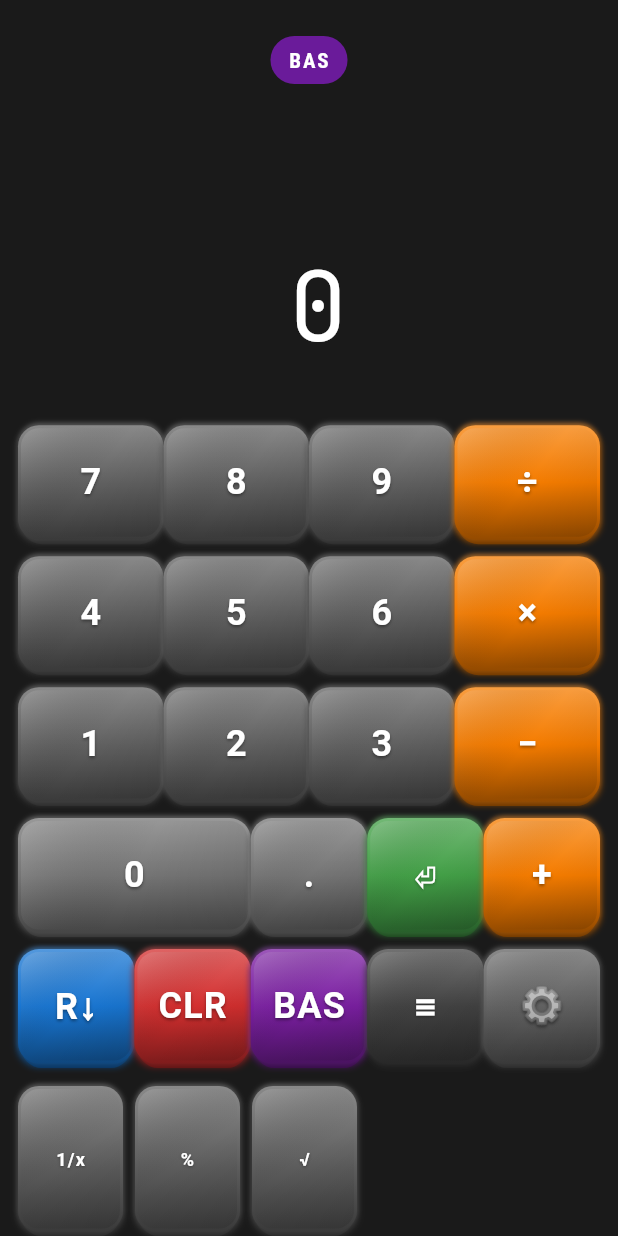
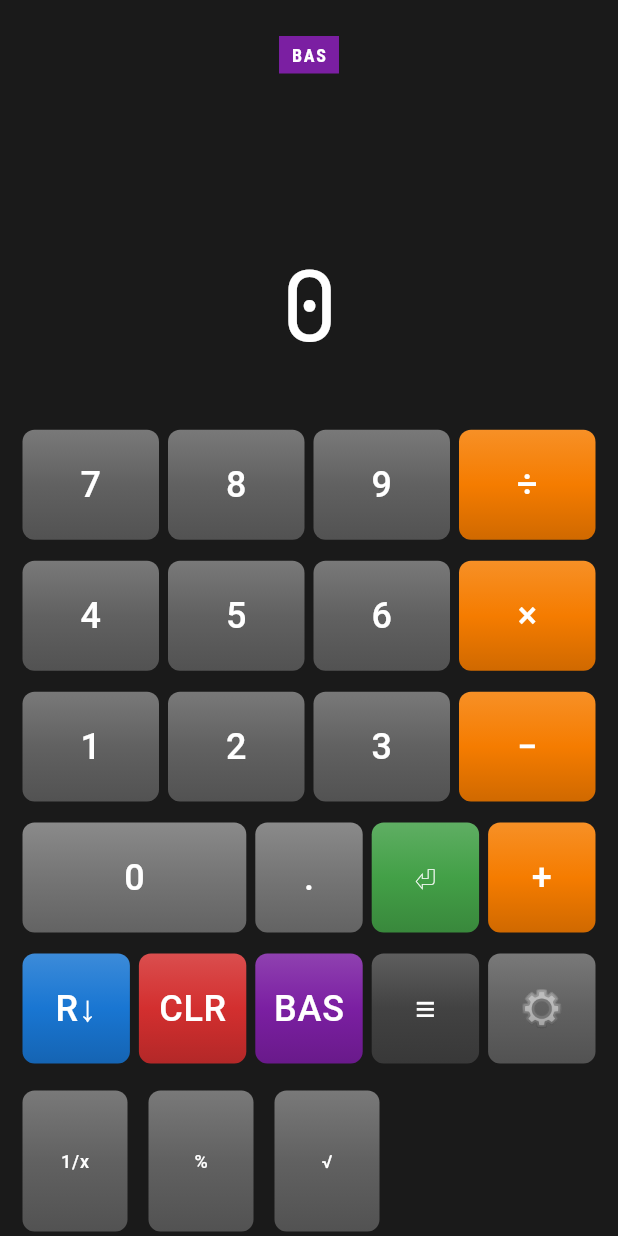
Before and after one commit to x0prc/PSCalc, a Flutter app: the screen it shows after launch, on a phone screen of 412 x 824 dp. Run offline on Flutter 3.47's test engine with Material 3 defaults, Android fonts, the phone set to English and light mode, and no system bars; our stand-ins replace decimal, google_fonts, shared_preferences.

Commit message:
fix(UI) : obtain a flatter style #6

```diff
--- a/src/lib/features/calculator/presentation/widgets/calc_button.dart
+++ b/src/lib/features/calculator/presentation/widgets/calc_button.dart
@@ -1,7 +1,7 @@
 import 'package:flutter/material.dart';
 import 'package:google_fonts/google_fonts.dart';
 
-class CalcButton extends StatefulWidget {
+class CalcButton extends StatelessWidget {
   final String label;
   final VoidCallback? onTap;
   final VoidCallback? onLongPress;
@@ -20,178 +20,49 @@ class CalcButton extends StatefulWidget {
   });
 
   @override
-  State<CalcButton> createState() => _CalcButtonState();
-}
-
-class _CalcButtonState extends State<CalcButton>
-    with SingleTickerProviderStateMixin {
-  late AnimationController _controller;
-  late Animation<double> _scaleAnimation;
-  bool _isPressed = false;
-
-  @override
-  void initState() {
-    super.initState();
-    _controller = AnimationController(
-      duration: const Duration(milliseconds: 80),
-      vsync: this,
-    );
-    _scaleAnimation = Tween(
-      begin: 1.0,
-      end: 0.96,
-    ).animate(CurvedAnimation(parent: _controller, curve: Curves.easeOutCubic));
-  }
-
-  @override
-  void dispose() {
-    _controller.dispose();
-    super.dispose();
-  }
-
-  void _onTapDown(TapDownDetails details) {
-    setState(() => _isPressed = true);
-    _controller.forward();
-  }
-
-  void _onTapUp(TapUpDetails details) {
-    setState(() => _isPressed = false);
-    _controller.reverse().then((_) {
-      widget.onTap?.call();
-    });
-  }
-
-  void _onTapCancel() {
-    setState(() => _isPressed = false);
-    _controller.reverse();
-  }
-
-  @override
   Widget build(BuildContext context) {
-    final baseColor = widget.color ?? Colors.grey.shade700;
-    final highlightColor = Color.lerp(baseColor, Colors.white, 0.25)!;
-    final shadowColor = Color.lerp(baseColor, Colors.black, 0.4)!;
-    final deepShadowColor = Color.lerp(baseColor, Colors.black, 0.6)!;
+    final baseColor = color ?? Colors.grey.shade700;
+    final topColor = Color.lerp(baseColor, Colors.white, 0.15)!;
+    final bottomColor = Color.lerp(baseColor, Colors.black, 0.15)!;
 
     return GestureDetector(
-      onTapDown: widget.onTap != null ? _onTapDown : null,
-      onTapUp: widget.onTap != null ? _onTapUp : null,
-      onTapCancel: _onTapCancel,
-      onLongPress: widget.onLongPress,
-      child: AnimatedBuilder(
-        animation: _scaleAnimation,
-        builder: (context, child) {
-          return Transform.scale(
-            scale: _scaleAnimation.value,
-            child: SizedBox(
-              width: widget.size,
-              height: widget.size,
-              child: Stack(
-                children: [
-                  // Deep shadow layer (bottom)
-                  Positioned(
-                    top: 3,
-                    left: 2,
-                    right: 2,
-                    bottom: 0,
+      onTap: onTap,
+      onLongPress: onLongPress,
       child: Container(
+        width: size,
+        height: size,
+        margin: const EdgeInsets.all(3),
         decoration: BoxDecoration(
-                        color: deepShadowColor,
-                        borderRadius: BorderRadius.circular(14),
-                      ),
-                    ),
-                  ),
-
-                  // Main button body with beveled effect
-                  Positioned(
-                    top: 0,
-                    left: 0,
-                    right: 0,
-                    bottom: 3,
-                    child: Container(
-                      decoration: BoxDecoration(
-                        borderRadius: BorderRadius.circular(14),
+          borderRadius: BorderRadius.circular(8),
           gradient: LinearGradient(
             begin: Alignment.topCenter,
             end: Alignment.bottomCenter,
-                          colors: [highlightColor, baseColor, shadowColor],
+            colors: [topColor, baseColor, bottomColor],
             stops: const [0.0, 0.5, 1.0],
           ),
-                        boxShadow: [
-                          // Top highlight
-                          BoxShadow(
-                            color: highlightColor.withOpacity(0.6),
-                            offset: const Offset(0, -1),
-                            blurRadius: 2,
         ),
-                          // Side shadows
-                          BoxShadow(
-                            color: shadowColor.withOpacity(0.5),
-                            offset: const Offset(-1, 2),
-                            blurRadius: 3,
-                          ),
-                          BoxShadow(
-                            color: shadowColor.withOpacity(0.5),
-                            offset: const Offset(1, 2),
-                            blurRadius: 3,
-                          ),
-                        ],
-                      ),
-                      child: Container(
-                        margin: const EdgeInsets.all(2),
-                        decoration: BoxDecoration(
-                          borderRadius: BorderRadius.circular(12),
-                          gradient: LinearGradient(
-                            begin: Alignment.topLeft,
-                            end: Alignment.bottomRight,
-                            colors: [
-                              Colors.white.withOpacity(0.15),
-                              Colors.transparent,
-                              Colors.black.withOpacity(0.1),
-                            ],
-                          ),
-                        ),
+        child: Material(
+          color: Colors.transparent,
+          child: InkWell(
+            borderRadius: BorderRadius.circular(8),
+            onTap: onTap,
+            onLongPress: onLongPress,
+            splashColor: Colors.white24,
+            highlightColor: Colors.white10,
             child: Center(
               child: Text(
-                            widget.label,
+                label,
                 style: GoogleFonts.roboto(
-                              fontSize: widget.fontSize,
-                              fontWeight: FontWeight.w600,
+                  fontSize: fontSize,
+                  fontWeight: FontWeight.w500,
                   color: Colors.white,
-                              letterSpacing: 0.8,
-                              shadows: [
-                                Shadow(
-                                  color: Colors.black.withOpacity(0.4),
-                                  offset: const Offset(0, 1),
-                                  blurRadius: 2,
-                                ),
-                              ],
+                  letterSpacing: 0.5,
                 ),
               ),
             ),
           ),
         ),
       ),
-
-                  // Pressed state overlay
-                  if (_isPressed)
-                    Positioned(
-                      top: 0,
-                      left: 0,
-                      right: 0,
-                      bottom: 3,
-                      child: Container(
-                        decoration: BoxDecoration(
-                          borderRadius: BorderRadius.circular(14),
-                          color: Colors.black.withOpacity(0.15),
-                        ),
-                      ),
-                    ),
-                ],
-              ),
-            ),
-          );
-        },
-      ),
     );
   }
 }
--- a/src/lib/features/calculator/presentation/widgets/calc_display.dart
+++ b/src/lib/features/calculator/presentation/widgets/calc_display.dart
@@ -20,16 +20,15 @@ class CalcDisplay extends StatelessWidget {
         children: [
           // DOMAIN LABEL
           Container(
-            padding: const EdgeInsets.symmetric(horizontal: 12, vertical: 6),
+            padding: const EdgeInsets.symmetric(horizontal: 8, vertical: 4),
             decoration: BoxDecoration(
-              color: Colors.purple.shade800,
-              borderRadius: BorderRadius.circular(20),
+              color: Colors.purple.shade700,
             ),
             child: Text(
               controller.currentDomain.shortLabel,
               style: GoogleFonts.robotoCondensed(
                 color: Colors.white,
-                fontSize: 14,
+                fontSize: 12,
                 fontWeight: FontWeight.bold,
                 letterSpacing: 1.2,
               ),
```
Lines whose indentation alone changed are shown as unchanged.
